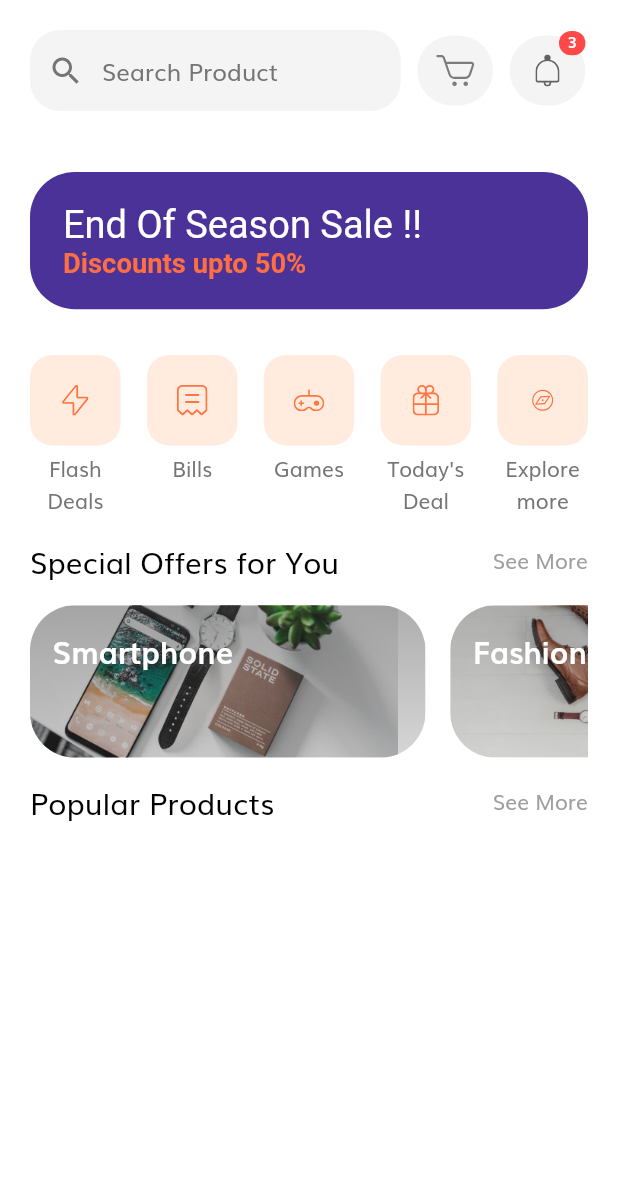
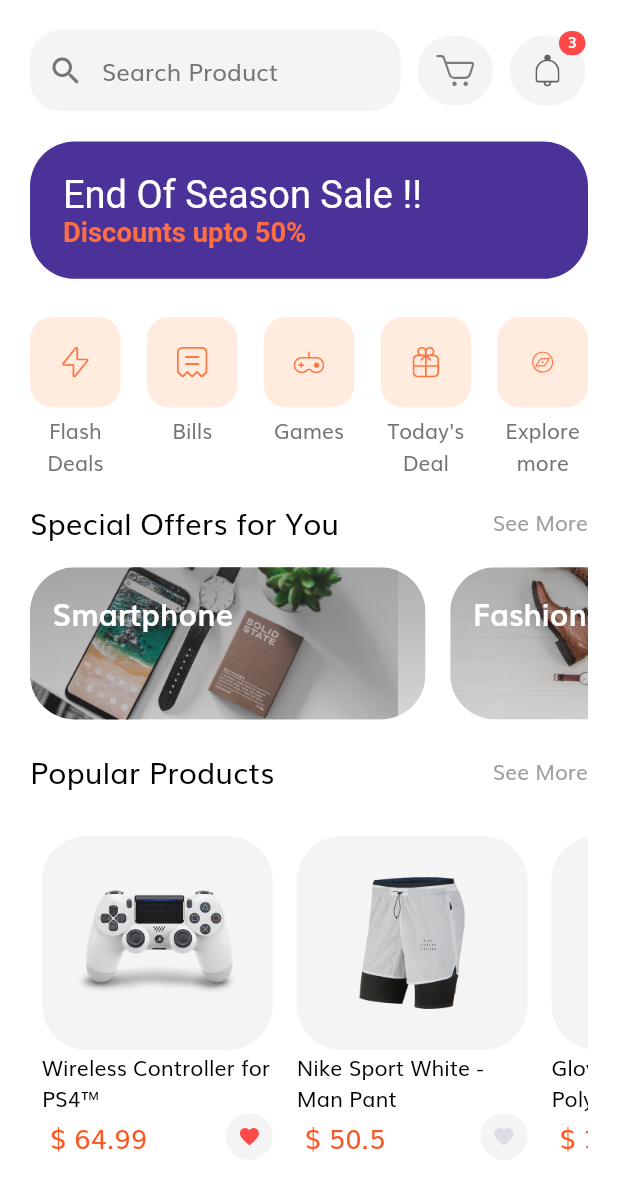
Before and after one commit to ritikjainx/E-Commerce-App, a Flutter app: the screen it shows after launch, on a phone screen of 412 x 824 dp. Shown: the top 1191 px of the screen. Run offline on Flutter 3.47's test engine with Material 2 defaults, Android fonts, the phone set to English and light mode, and no system bars; our stand-ins replace flutter_svg.

Commit message:
Home Screen Complete

```diff
--- a/lib/Routes.dart
+++ b/lib/Routes.dart
@@ -1,4 +1,5 @@
 import 'package:flutter/material.dart';
+import 'package:needs_app/Screens/DetailsScreen.dart/Detailscreen.dart';
 import 'package:needs_app/Screens/Forget_Screen/forgetscreen.dart';
 import 'package:needs_app/Screens/HomeScreen/homeScreen.dart';
 import 'package:needs_app/Screens/LoginPage/loginPage.dart';
@@ -15,4 +16,5 @@ Map<String, WidgetBuilder> routes = {
   ProfilePage.routeName: (context) => ProfilePage(),
   OTPscreen.routeName: (context) => OTPscreen(),
   HomeScreen.routeName: (context) => HomeScreen(),
+  DetailsScreen.routeName: (context) => DetailsScreen(),
 };
--- /dev/null
+++ b/lib/Screens/DetailsScreen.dart/Detailscreen.dart
@@ -0,0 +1,13 @@
+import 'package:flutter/material.dart';
+import 'components/Body.dart';
+
+class DetailsScreen extends StatelessWidget {
+  static const routeName = '/Details_screen';
+  @override
+  Widget build(BuildContext context) {
+    return Scaffold(
+      appBar: AppBar(),
+      body: Body(),
+    );
+  }
+}
--- /dev/null
+++ b/lib/Screens/DetailsScreen.dart/components/Body.dart
@@ -0,0 +1,10 @@
+import 'package:flutter/material.dart';
+
+class Body extends StatelessWidget {
+  const Body({Key key}) : super(key: key);
+
+  @override
+  Widget build(BuildContext context) {
+    return Container();
+  }
+}
--- a/lib/Screens/HomeScreen/Body.dart
+++ b/lib/Screens/HomeScreen/Body.dart
@@ -1,16 +1,20 @@
 import 'package:flutter/material.dart';
-import 'package:needs_app/constants.dart';
+import 'package:needs_app/Screens/DetailsScreen.dart/Detailscreen.dart';
+import 'package:needs_app/Screens/HomeScreen/Modals/Product.dart';
+import 'package:needs_app/components/Gap.dart';
 import 'package:needs_app/sizeConfig.dart';
 import 'components/DicountCard.dart';
 import 'components/SectionBreak.dart';
 import 'components/SpecialOfferCard.dart';
 import 'components/categories.dart';
+import 'components/productCard.dart';
 import 'components/topbar.dart';
 
 class Body extends StatelessWidget {
   @override
   Widget build(BuildContext context) {
     return SafeArea(
+        child: SingleChildScrollView(
       child: Padding(
         padding: const EdgeInsets.all(20.0),
         child: Column(
@@ -18,9 +22,9 @@ class Body extends StatelessWidget {
           crossAxisAlignment: CrossAxisAlignment.start,
           children: [
             Topbar(),
-          SizedBox(height: getProportionateScreenHeight(40)),
+            Gap(h: 20),
             Discountcard(),
-          SizedBox(height: getProportionateScreenHeight(30)),
+            SizedBox(height: getProportionateScreenHeight(25)),
             Categories(),
             SizedBox(height: getProportionateScreenHeight(15)),
             SectionBreakTitle(
@@ -51,12 +55,27 @@ class Body extends StatelessWidget {
                 ],
               ),
             ),
-          SizedBox(height: getProportionateScreenHeight(15)),
+            Gap(h: 20),
             SectionBreakTitle(
               text: 'Popular Products',
               onpress: () {},
             ),
+            Gap(h: 20),
+            SingleChildScrollView(
+                scrollDirection: Axis.horizontal,
+                child: Row(
+                    crossAxisAlignment: CrossAxisAlignment.start,
+                    children: List.generate(
+                      demoProducts.length,
+                      (index) => ProductCard(
+                        demoProduct: demoProducts[index],
+                        onpress: () {
+                          Navigator.pushNamed(context, DetailsScreen.routeName);
+                        },
+                      ),
+                    ))),
           ],
+        ),
       ),
     ));
   }
--- /dev/null
+++ b/lib/Screens/HomeScreen/Modals/Product.dart
@@ -0,0 +1,103 @@
+import 'package:flutter/material.dart';
+
+class Product {
+  final int id;
+  final String title, description;
+  final List<String> images;
+  final List<Color> colors;
+  final double rating, price;
+  bool isFavourite, isPopular;
+
+  Product({
+    @required this.id,
+    @required this.images,
+    @required this.colors,
+    this.rating = 0.0,
+    this.isFavourite = false,
+    this.isPopular = false,
+    @required this.title,
+    @required this.price,
+    @required this.description,
+  });
+}
+
+// Our demo Products
+
+List<Product> demoProducts = [
+  Product(
+    id: 1,
+    images: [
+      "assets/images/ps4_console_white_1.png",
+      "assets/images/ps4_console_white_2.png",
+      "assets/images/ps4_console_white_3.png",
+      "assets/images/ps4_console_white_4.png",
+    ],
+    colors: [
+      Color(0xFFF6625E),
+      Color(0xFF836DB8),
+      Color(0xFFDECB9C),
+      Colors.white,
+    ],
+    title: "Wireless Controller for PS4™",
+    price: 64.99,
+    description: description,
+    rating: 4.8,
+    isFavourite: true,
+    isPopular: true,
+  ),
+  Product(
+    id: 2,
+    images: [
+      "assets/images/Image Popular Product 2.png",
+    ],
+    colors: [
+      Color(0xFFF6625E),
+      Color(0xFF836DB8),
+      Color(0xFFDECB9C),
+      Colors.white,
+    ],
+    title: "Nike Sport White - Man Pant",
+    price: 50.5,
+    description: description,
+    rating: 4.1,
+    isPopular: true,
+  ),
+  Product(
+    id: 3,
+    images: [
+      "assets/images/glap.png",
+    ],
+    colors: [
+      Color(0xFFF6625E),
+      Color(0xFF836DB8),
+      Color(0xFFDECB9C),
+      Colors.white,
+    ],
+    title: "Gloves XC Omega - Polygon",
+    price: 36.55,
+    description: description,
+    rating: 4.1,
+    isFavourite: true,
+    isPopular: true,
+  ),
+  Product(
+    id: 4,
+    images: [
+      "assets/images/wireless headset.png",
+    ],
+    colors: [
+      Color(0xFFF6625E),
+      Color(0xFF836DB8),
+      Color(0xFFDECB9C),
+      Colors.white,
+    ],
+    title: "Logitech Headset",
+    price: 20.20,
+    description: description,
+    rating: 4.1,
+    isFavourite: true,
+  ),
+];
+
+const String description =
+    "Wireless Controller for PS4™ gives you what you want in your gaming from over precision control your games to sharing …";
--- /dev/null
+++ b/lib/Screens/HomeScreen/components/productCard.dart
@@ -0,0 +1,80 @@
+import 'package:flutter/material.dart';
+import 'package:needs_app/Screens/HomeScreen/Modals/Product.dart';
+
+import '../../../constants.dart';
+import '../../../sizeConfig.dart';
+
+class ProductCard extends StatefulWidget {
+  final Product demoProduct;
+  final Function onpress;
+
+  const ProductCard({this.demoProduct, this.onpress});
+  @override
+  _ProductCardState createState() => _ProductCardState();
+}
+
+class _ProductCardState extends State<ProductCard> {
+  @override
+  Widget build(BuildContext context) {
+    return Padding(
+      padding: const EdgeInsets.all(8),
+      child: GestureDetector(
+        onTap: widget.onpress,
+        child: SizedBox(
+          width: getProportionateScreenWidth(140),
+          child: Column(
+            children: [
+              Container(
+                // margin: EdgeInsets.only(left: 20),
+                padding: EdgeInsets.symmetric(
+                  horizontal: getProportionateScreenWidth(20),
+                  vertical: getProportionateScreenWidth(15),
+                ),
+                decoration: BoxDecoration(
+                  color: kSecondryColor.withOpacity(0.1),
+                  borderRadius: BorderRadius.circular(30),
+                ),
+                child: AspectRatio(
+                  aspectRatio: 1,
+                  child: Image.asset(widget.demoProduct.images[0]),
+                ),
+              ),
+              Text(
+                widget.demoProduct.title,
+                style: TextStyle(fontSize: getProportionateScreenHeight(14), color: Colors.black),
+                maxLines: 2,
+              ),
+              Row(
+                mainAxisAlignment: MainAxisAlignment.spaceBetween,
+                children: [
+                  Text(
+                    ' \$ ${widget.demoProduct.price.toString()}',
+                    style: TextStyle(fontSize: getProportionateScreenHeight(18), color: Colors.deepOrange),
+                  ),
+                  InkWell(
+                    onTap: () {
+                      setState(() {
+                        widget.demoProduct.isFavourite = !widget.demoProduct.isFavourite;
+                      });
+                    },
+                    child: Container(
+                        padding: EdgeInsets.all(8),
+                        decoration: BoxDecoration(
+                          borderRadius: BorderRadius.circular(30),
+                          color: kSecondryColor.withOpacity(0.1),
+                        ),
+                        child: Icon(
+                          Icons.favorite,
+                          size: getProportionateScreenHeight(15),
+                          color: widget.demoProduct.isFavourite ? Color(0xffff4848) : Color(0xffdedbe4),
+                        )),
+                  )
+                ],
+              )
+            ],
+          ),
+        ),
+      ),
+    );
+  }
+}
--- /dev/null
+++ b/lib/components/Gap.dart
@@ -0,0 +1,18 @@
+import 'package:needs_app/sizeConfig.dart';
+
+import 'package:flutter/material.dart';
+
+class Gap extends StatelessWidget {
+  final double h;
+  final double w;
+
+  const Gap({this.h = 0, this.w = 0});
+
+  @override
+  Widget build(BuildContext context) {
+    return SizedBox(
+      height: getProportionateScreenHeight(h),
+      width: getProportionateScreenWidth(w),
+    );
+  }
+}
```
Lines whose indentation alone changed are shown as unchanged.
